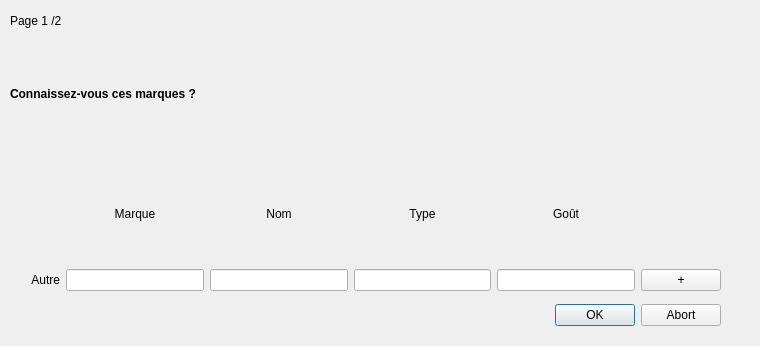
Before: the Qt Designer form QTProjectS6/sondage_page1.ui in LeoGaudias/QTProjectS6, drawn with Qt 5.
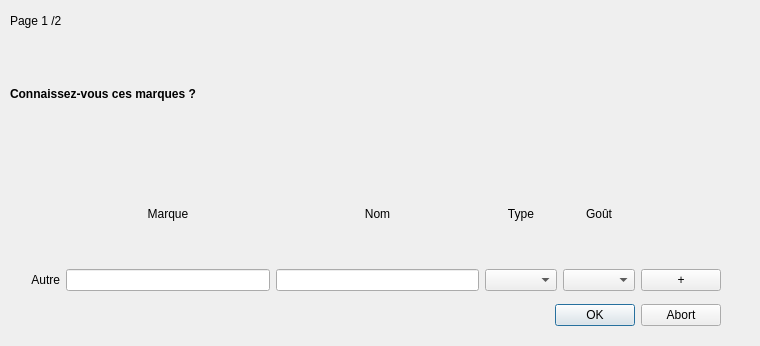
After: the same form once the commit is applied.

Commit message: ajout des combobox dans page1

What changed in the file:
```diff
--- a/QTProjectS6/sondage_page1.ui
+++ b/QTProjectS6/sondage_page1.ui
@@ -147,9 +147,6 @@
       <item row="1" column="2">
        <widget class="QLineEdit" name="autre_nm"/>
       </item>
-      <item row="1" column="3">
-       <widget class="QLineEdit" name="autre_type"/>
-      </item>
       <item row="1" column="1">
        <widget class="QLineEdit" name="autre_mq"/>
       </item>
@@ -179,8 +176,11 @@
         </property>
        </widget>
       </item>
+      <item row="1" column="3">
+       <widget class="QComboBox" name="autre_type"/>
+      </item>
       <item row="1" column="4">
-       <widget class="QLineEdit" name="autre_gout"/>
+       <widget class="QComboBox" name="autre_gout"/>
       </item>
      </layout>
     </item>
```
The commit also changes 3 other files.
